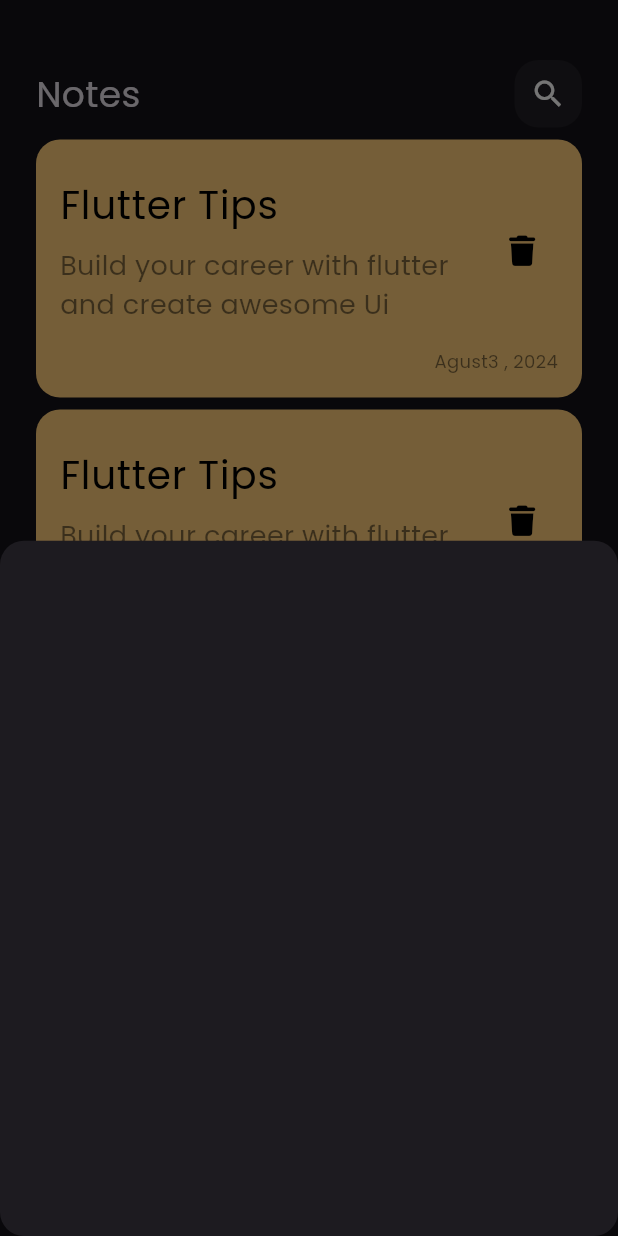
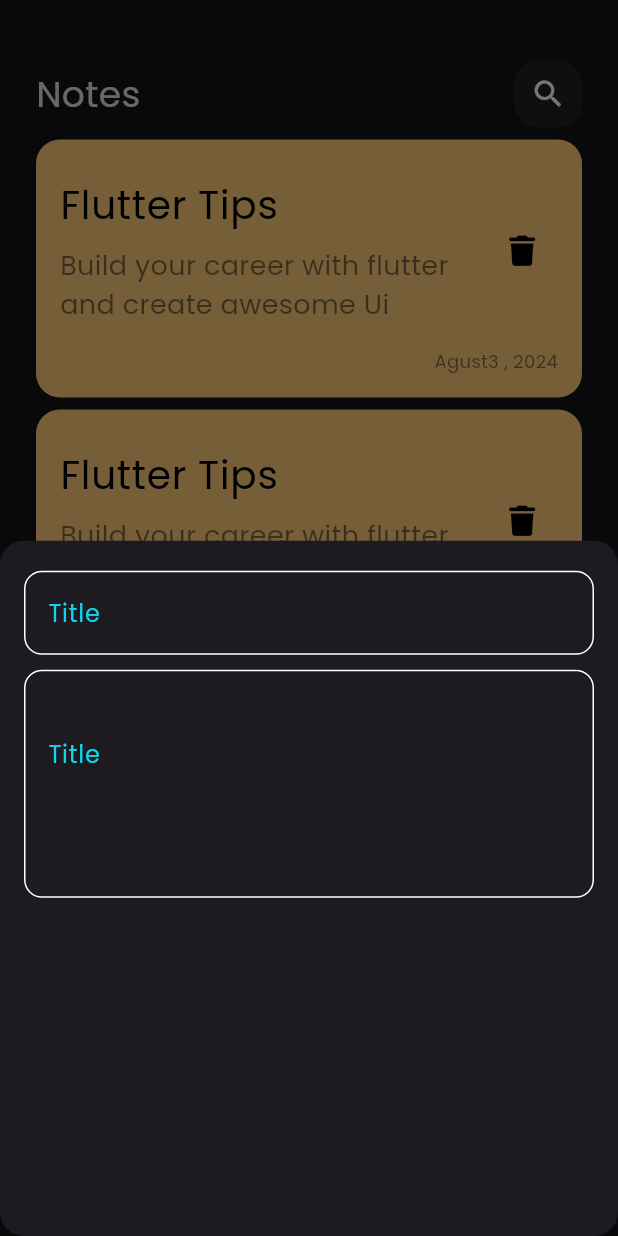
Before and after one commit to mohamedsaeedofficial/notes_app, a Flutter app: the screen it shows after launch, after a tap on an icon or button, on a phone screen of 412 x 824 dp. Run offline on Flutter 3.47's test engine with Material 3 defaults, Android fonts, the phone set to English and light mode, and no system bars; our stand-ins replace font_awesome_flutter.

Commit message:
make custom textField  and add it to bottom sheet

```diff
--- /dev/null
+++ b/lib/constent.dart
@@ -0,0 +1,3 @@
+import 'dart:ui';
+
+const kPrimaryColor = Color.fromARGB(255, 17, 212, 238);
--- a/lib/views/widgets/add_note_bottom_sheet.dart
+++ b/lib/views/widgets/add_note_bottom_sheet.dart
@@ -1,10 +1,25 @@
 import 'package:flutter/material.dart';
+import 'package:note_app/views/widgets/custom_text_field.dart';
 
 class AddNoteBottomSheet extends StatelessWidget {
   const AddNoteBottomSheet({super.key});
 
   @override
   Widget build(BuildContext context) {
-    return Container();
+    return const Padding(
+      padding: EdgeInsets.symmetric(horizontal: 16),
+      child: Column(
+        children: [
+          SizedBox(
+            height: 20,
+          ),
+          CustomTextField(hint: 'Title',),
+          SizedBox(height: 10,),
+          CustomTextField(hint: 'Title',maxLine: 5,),
+        ],
+      ),
+    );
   }
+
+
 }
--- /dev/null
+++ b/lib/views/widgets/custom_text_field.dart
@@ -0,0 +1,34 @@
+import 'package:flutter/material.dart';
+import 'package:note_app/constent.dart';
+
+class CustomTextField extends StatelessWidget {
+  const CustomTextField({super.key, required this.hint, this.maxLine = 1});
+
+  final String hint;
+  final int maxLine;
+  @override
+  Widget build(BuildContext context) {
+    return TextField(
+      cursorColor: kPrimaryColor,
+      maxLines: maxLine,
+      decoration: InputDecoration(
+          hintText: hint,
+          hintStyle: TextStyle(
+            color: kPrimaryColor,
+            height: double.parse(maxLine.toString()),
+          ),
+          border: buildBorder(),
+          enabledBorder: buildBorder(),
+          focusedBorder: buildBorder(kPrimaryColor)),
+    );
+  }
+
+  OutlineInputBorder buildBorder([color]) {
+    return OutlineInputBorder(
+      borderRadius: BorderRadius.circular(12),
+      borderSide: BorderSide(
+        color: color ?? Colors.white,
+      ),
+    );
+  }
+}
```
Also changed, not shown: lib/views/notes_view.dart (line endings or trailing spaces).
